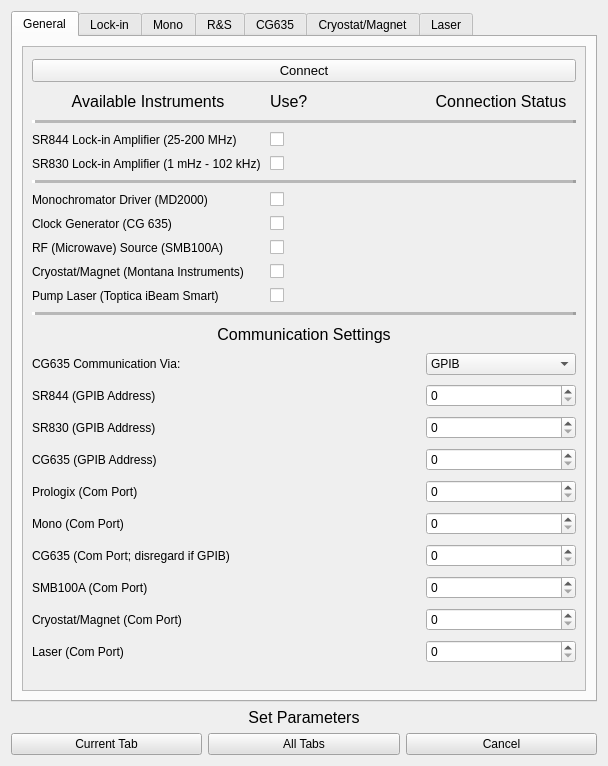
Old version of the form FullControl/settings_widget_UI.ui in the repository NREL/QIS.
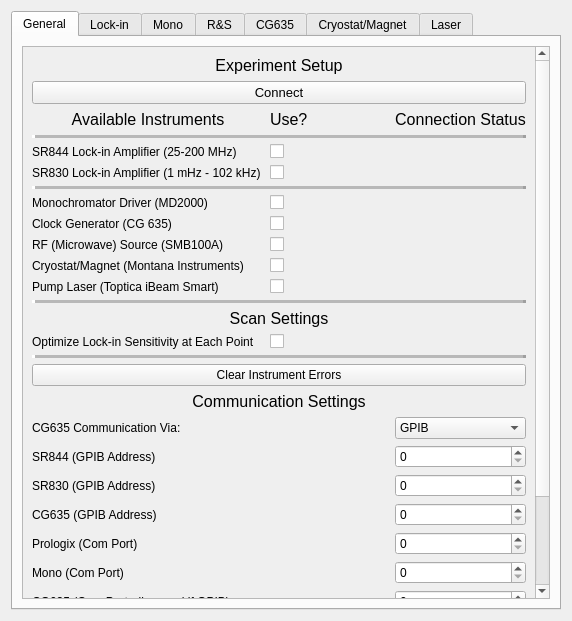
New version of the form. The open tabs and pages were chosen to show the change. Icons and pictures are not drawn. Custom widgets are drawn as their Qt base class.

Commit message: matched toptica error handling to that of cg635 and SR lock-ins. Many other changes involving error handling and redundant code have been altered. I also started to implement 2D experiments.

What changed in the file:
```diff
--- a/FullControl/settings_widget_UI.ui
+++ b/FullControl/settings_widget_UI.ui
@@ -6,8 +6,8 @@
    <rect>
     <x>0</x>
     <y>0</y>
-    <width>608</width>
-    <height>766</height>
+    <width>572</width>
+    <height>621</height>
    </rect>
   </property>
   <property name="windowTitle">
@@ -18,52 +18,7 @@
     <normaloff>settings_icon.png</normaloff>settings_icon.png</iconset>
   </property>
   <layout class="QGridLayout" name="gridLayout_3">
-   <item row="2" column="1">
-    <widget class="QPushButton" name="set_all_params_btn">
-     <property name="styleSheet">
-      <string notr="true">background-color: rgb(225, 225, 225);</string>
-     </property>
-     <property name="text">
-      <string>All Tabs</string>
-     </property>
-    </widget>
-   </item>
-   <item row="2" column="2">
-    <widget class="QPushButton" name="cancel_btn">
-     <property name="styleSheet">
-      <string notr="true">background-color: rgb(225, 225, 225);</string>
-     </property>
-     <property name="text">
-      <string>Cancel</string>
-     </property>
-    </widget>
-   </item>
-   <item row="1" column="1">
-    <widget class="QLabel" name="label_29">
-     <property name="font">
-      <font>
-       <pointsize>12</pointsize>
-      </font>
-     </property>
-     <property name="text">
-      <string>Set Parameters</string>
-     </property>
-     <property name="alignment">
-      <set>Qt::AlignCenter</set>
-     </property>
-    </widget>
-   </item>
-   <item row="2" column="0">
-    <widget class="QPushButton" name="set_tab_params_btn">
-     <property name="styleSheet">
-      <string notr="true">background-color: rgb(225, 225, 225);</string>
-     </property>
-     <property name="text">
-      <string>Current Tab</string>
-     </property>
-    </widget>
-   </item>
-   <item row="0" column="0" colspan="3">
+   <item row="0" column="0" colspan="2">
     <widget class="QTabWidget" name="tab_widget">
      <property name="currentIndex">
       <number>6</number>
@@ -82,40 +37,88 @@
           <property name="geometry">
            <rect>
             <x>0</x>
-            <y>0</y>
-            <width>535</width>
-            <height>702</height>
+            <y>-293</y>
+            <width>499</width>
+            <height>839</height>
            </rect>
           </property>
           <layout class="QGridLayout" name="gridLayout_8">
-           <item row="8" column="0">
-            <widget class="QLabel" name="label_26">
+           <item row="24" column="0">
+            <widget class="QLabel" name="label_13">
              <property name="text">
-              <string>RF (Microwave) Source (SMB100A)</string>
+              <string>Mono (Com Port)</string>
              </property>
             </widget>
            </item>
-           <item row="3" column="2">
-            <widget class="QLabel" name="status_ind_sr844">
+           <item row="7" column="2">
+            <widget class="QLabel" name="status_ind_md2000">
              <property name="text">
-              <string>&lt;html&gt;&lt;head/&gt;&lt;body&gt;&lt;p&gt;&lt;img src=&quot;:/led_icons/RED_LED_OFF.png&quot;/&gt;&lt;/p&gt;&lt;/body&gt;&lt;/html&gt;</string>
+              <string>&lt;html&gt;&lt;head/&gt;&lt;body&gt;&lt;p&gt;&lt;img src=&quot;:/led_icons/RED_LED_ON.png&quot;/&gt;&lt;/p&gt;&lt;/body&gt;&lt;/html&gt;</string>
              </property>
              <property name="alignment">
               <set>Qt::AlignCenter</set>
              </property>
             </widget>
            </item>
-           <item row="23" column="2">
-            <widget class="QSpinBox" name="toptica_com_port_spinner"/>
-           </item>
-           <item row="16" column="0">
+           <item row="21" column="0">
             <widget class="QLabel" name="label_16">
              <property name="text">
               <string>SR830 (GPIB Address)</string>
              </property>
             </widget>
            </item>
-           <item row="10" column="1">
+           <item row="18" column="2">
+            <widget class="CustomComboBox" name="cg635_comm_format_combobox">
+             <item>
+              <property name="text">
+               <string>GPIB</string>
+              </property>
+             </item>
+             <item>
+              <property name="text">
+               <string>RS-232 via USB</string>
+              </property>
+             </item>
+            </widget>
+           </item>
+           <item row="27" column="2">
+            <widget class="CustomSpinBox" name="cryostat_com_port_spinner">
+             <property name="keyboardTracking">
+              <bool>false</bool>
+             </property>
+            </widget>
+           </item>
+           <item row="13" column="0" colspan="3">
+            <widget class="QLabel" name="label_50">
+             <property name="font">
+              <font>
+               <pointsize>12</pointsize>
+              </font>
+             </property>
+             <property name="text">
+              <string>Scan Settings</string>
+             </property>
+             <property name="alignment">
+              <set>Qt::AlignCenter</set>
+             </property>
+            </widget>
+           </item>
+           <item row="2" column="2">
+            <widget class="QLabel" name="label_38">
+             <property name="font">
+              <font>
+               <pointsize>12</pointsize>
+              </font>
+             </property>
+             <property name="text">
+              <string>Connection Status</string>
+             </property>
+             <property name="alignment">
+              <set>Qt::AlignCenter</set>
+             </property>
+            </widget>
+           </item>
+           <item row="11" column="1">
             <widget class="QCheckBox" name="toptica_checkbox">
              <property name="layoutDirection">
               <enum>Qt::LeftToRight</enum>
@@ -125,63 +128,155 @@
              </property>
             </widget>
            </item>
-           <item row="17" column="2">
-            <widget class="QSpinBox" name="cg635_gpib_spinner"/>
-           </item>
-           <item row="4" column="1">
-            <widget class="QCheckBox" name="sr830_checkbox">
-             <property name="layoutDirection">
-              <enum>Qt::LeftToRight</enum>
+           <item row="2" column="0">
+            <widget class="QLabel" name="label_21">
+             <property name="maximumSize">
+              <size>
+               <width>16777215</width>
+               <height>20</height>
+              </size>
              </property>
+             <property name="font">
+              <font>
+               <pointsize>12</pointsize>
+              </font>
+             </property>
              <property name="text">
-              <string/>
+              <string>Available Instruments</string>
              </property>
+             <property name="alignment">
+              <set>Qt::AlignCenter</set>
+             </property>
             </widget>
            </item>
-           <item row="20" column="2">
-            <widget class="QSpinBox" name="cg635_com_port"/>
+           <item row="28" column="2">
+            <widget class="CustomSpinBox" name="toptica_com_port_spinner">
+             <property name="keyboardTracking">
+              <bool>false</bool>
+             </property>
+            </widget>
            </item>
-           <item row="17" column="0">
-            <widget class="QLabel" name="label_30">
+           <item row="25" column="0">
+            <widget class="QLabel" name="label_44">
              <property name="text">
-              <string>CG635 (GPIB Address)</string>
+              <string>CG635 (Com Port; disregard if GPIB)</string>
              </property>
             </widget>
            </item>
-           <item row="4" column="2">
-            <widget class="QLabel" name="status_ind_sr830">
+           <item row="11" column="2">
+            <widget class="QLabel" name="status_ind_toptica">
              <property name="text">
-              <string>&lt;html&gt;&lt;head/&gt;&lt;body&gt;&lt;p&gt;&lt;img src=&quot;:/led_icons/GREEN_LED_ON.png&quot;/&gt;&lt;/p&gt;&lt;/body&gt;&lt;/html&gt;</string>
+              <string>&lt;html&gt;&lt;head/&gt;&lt;body&gt;&lt;p&gt;&lt;img src=&quot;:/led_icons/RED_LED_OFF.png&quot;/&gt;&lt;/p&gt;&lt;/body&gt;&lt;/html&gt;</string>
              </property>
              <property name="alignment">
               <set>Qt::AlignCenter</set>
              </property>
             </widget>
            </item>
-           <item row="11" column="0" colspan="3">
-            <widget class="QFrame" name="frame_5">
-             <property name="frameShape">
-              <enum>QFrame::HLine</enum>
-             </property>
-             <property name="frameShadow">
-              <enum>QFrame::Raised</enum>
-             </property>
-             <property name="lineWidth">
-              <number>3</number>
-             </property>
-             <property name="midLineWidth">
-              <number>5</number>
-             </property>
-            </widget>
-           </item>
            <item row="7" column="0">
+            <widget class="QLabel" name="label_24">
+             <property name="text">
+              <string>Monochromator Driver (MD2000)</string>
+             </property>
+            </widget>
+           </item>
+           <item row="15" column="0" colspan="3">
+            <widget class="QFrame" name="frame_10">
+             <property name="frameShape">
+              <enum>QFrame::HLine</enum>
+             </property>
+             <property name="frameShadow">
+              <enum>QFrame::Raised</enum>
+             </property>
+             <property name="lineWidth">
+              <number>3</number>
+             </property>
+             <property name="midLineWidth">
+              <number>5</number>
+             </property>
+            </widget>
+           </item>
+           <item row="21" column="2">
+            <widget class="CustomSpinBox" name="sr830_gpib_address_spinner">
+             <property name="keyboardTracking">
+              <bool>false</bool>
+             </property>
+            </widget>
+           </item>
+           <item row="8" column="0">
             <widget class="QLabel" name="label_25">
              <property name="text">
               <string>Clock Generator (CG 635)</string>
              </property>
             </widget>
            </item>
-           <item row="1" column="1">
+           <item row="17" column="0" colspan="3">
+            <widget class="QLabel" name="label_39">
+             <property name="maximumSize">
+              <size>
+               <width>16777215</width>
+               <height>20</height>
+              </size>
+             </property>
+             <property name="font">
+              <font>
+               <pointsize>12</pointsize>
+              </font>
+             </property>
+             <property name="text">
+              <string>Communication Settings</string>
+             </property>
+             <property name="alignment">
+              <set>Qt::AlignCenter</set>
+             </property>
+            </widget>
+           </item>
+           <item row="4" column="0">
+            <widget class="QLabel" name="label_22">
+             <property name="text">
+              <string>SR844 Lock-in Amplifier (25-200 MHz)</string>
+             </property>
+            </widget>
+           </item>
+           <item row="1" column="0" colspan="3">
+            <widget class="QPushButton" name="connect_instr_btn">
+             <property name="font">
+              <font>
+               <pointsize>10</pointsize>
+              </font>
+             </property>
+             <property name="whatsThis">
+              <string/>
+             </property>
+             <property name="layoutDirection">
+              <enum>Qt::LeftToRight</enum>
+             </property>
+             <property name="text">
+              <string>Connect</string>
+             </property>
+             <property name="icon">
+              <iconset>
+               <normaloff>connect_icon.png</normaloff>connect_icon.png</iconset>
+             </property>
+             <property name="iconSize">
+              <size>
+               <width>30</width>
+               <height>30</height>
+              </size>
+             </property>
+            </widget>
+           </item>
+           <item row="10" column="1">
+            <widget class="QCheckBox" name="montana_instr_checkbox">
+             <property name="layoutDirection">
+              <enum>Qt::LeftToRight</enum>
+             </property>
+             <property name="text">
+              <string/>
+             </property>
+            </widget>
+           </item>
+           <item row="2" column="1">
             <widget class="QLabel" name="label_37">
              <property name="font">
               <font>
@@ -193,35 +288,72 @@
              </property>
             </widget>
            </item>
-           <item row="8" column="2">
-            <widget class="QLabel" name="status_ind_smb100a">
-             <property name="text">
-              <string>&lt;html&gt;&lt;head/&gt;&lt;body&gt;&lt;p&gt;&lt;img src=&quot;:/led_icons/RED_LED_OFF.png&quot;/&gt;&lt;/p&gt;&lt;/body&gt;&lt;/html&gt;</string>
-             </property>
-             <property name="alignment">
-              <set>Qt::AlignCenter</set>
-             </property>
-            </widget>
-           </item>
            <item row="9" column="0">
-            <widget class="QLabel" name="label_27">
+            <widget class="QLabel" name="label_26">
              <property name="text">
-              <string>Cryostat/Magnet (Montana Instruments)</string>
+              <string>RF (Microwave) Source (SMB100A)</string>
              </property>
             </widget>
            </item>
-           <item row="18" column="0">
+           <item row="12" column="0" colspan="3">
+            <widget class="QFrame" name="frame_5">
+             <property name="frameShape">
+              <enum>QFrame::HLine</enum>
+             </property>
+             <property name="frameShadow">
+              <enum>QFrame::Raised</enum>
+             </property>
+             <property name="lineWidth">
+              <number>3</number>
+             </property>
+             <property name="midLineWidth">
+              <number>5</number>
+             </property>
+            </widget>
+           </item>
+           <item row="20" column="0">
+            <widget class="QLabel" name="label_14">
+             <property name="text">
+              <string>SR844 (GPIB Address)</string>
+             </property>
+            </widget>
+           </item>
+           <item row="23" column="0">
             <widget class="QLabel" name="label_40">
              <property name="text">
               <string>Prologix (Com Port)</string>
              </property>
             </widget>
            </item>
-           <item row="21" column="2">
-            <widget class="QSpinBox" name="smb100a_com_port_spinner"/>
+           <item row="5" column="1">
+            <widget class="QCheckBox" name="sr830_checkbox">
+             <property name="layoutDirection">
+              <enum>Qt::LeftToRight</enum>
+             </property>
+             <property name="text">
+              <string/>
+             </property>
+            </widget>
+           </item>
+           <item row="8" column="2">
+            <widget class="QLabel" name="status_ind_cg635">
+             <property name="text">
+              <string>&lt;html&gt;&lt;head/&gt;&lt;body&gt;&lt;p&gt;&lt;img src=&quot;:/led_icons/RED_LED_OFF.png&quot;/&gt;&lt;/p&gt;&lt;/body&gt;&lt;/html&gt;</string>
+             </property>
+             <property name="alignment">
+              <set>Qt::AlignCenter</set>
+             </property>
+            </widget>
+           </item>
+           <item row="22" column="2">
+            <widget class="CustomSpinBox" name="cg635_gpib_spinner">
+             <property name="keyboardTracking">
+              <bool>false</bool>
+             </property>
+            </widget>
            </item>
            <item row="9" column="1">
-            <widget class="QCheckBox" name="montana_instr_checkbox">
+            <widget class="QCheckBox" name="smb100a_checkbox">
              <property name="layoutDirection">
               <enum>Qt::LeftToRight</enum>
              </property>
@@ -230,10 +362,14 @@
              </property>
             </widget>
            </item>
-           <item row="18" column="2">
-            <widget class="QSpinBox" name="prologix_com_port_spinner"/>
+           <item row="18" column="0">
+            <widget class="QLabel" name="label_31">
+             <property name="text">
+              <string>CG635 Communication Via:</string>
+             </property>
+            </widget>
            </item>
-           <item row="5" column="0" colspan="3">
+           <item row="6" column="0" colspan="3">
             <widget class="QFrame" name="frame_4">
              <property name="frameShape">
               <enum>QFrame::HLine</enum>
@@ -249,28 +385,63 @@
              </property>
             </widget>
            </item>
-           <item row="15" column="0">
-            <widget class="QLabel" name="label_14">
+           <item row="7" column="1">
+            <widget class="QCheckBox" name="md2000_checkbox">
+             <property name="layoutDirection">
+              <enum>Qt::LeftToRight</enum>
+             </property>
              <property name="text">
-              <string>SR844 (GPIB Address)</string>
+              <string/>
              </property>
             </widget>
            </item>
-           <item row="6" column="0">
-            <widget class="QLabel" name="label_24">
+           <item row="5" column="2">
+            <widget class="QLabel" name="status_ind_sr830">
              <property name="text">
-              <string>Monochromator Driver (MD2000)</string>
+              <string>&lt;html&gt;&lt;head/&gt;&lt;body&gt;&lt;p&gt;&lt;img src=&quot;:/led_icons/GREEN_LED_ON.png&quot;/&gt;&lt;/p&gt;&lt;/body&gt;&lt;/html&gt;</string>
              </property>
+             <property name="alignment">
+              <set>Qt::AlignCenter</set>
+             </property>
             </widget>
            </item>
-           <item row="21" column="0">
+           <item row="0" column="0" colspan="3">
+            <widget class="QLabel" name="label_29">
+             <property name="font">
+              <font>
+               <pointsize>12</pointsize>
+              </font>
+             </property>
+             <property name="text">
+              <string>Experiment Setup</string>
+             </property>
+             <property name="alignment">
+              <set>Qt::AlignCenter</set>
+             </property>
+            </widget>
+           </item>
+           <item row="26" column="2">
+            <widget class="CustomSpinBox" name="smb100a_com_port_spinner">
+             <property name="keyboardTracking">
+              <bool>false</bool>
+             </property>
+            </widget>
+           </item>
+           <item row="25" column="2">
+            <widget class="CustomSpinBox" name="cg635_com_port">
+             <property name="keyboardTracking">
+              <bool>false</bool>
+             </property>
+            </widget>
+           </item>
+           <item row="26" column="0">
             <widget class="QLabel" name="label_41">
              <property name="text">
               <string>SMB100A (Com Port)</string>
              </property>
             </widget>
            </item>
-           <item row="7" column="1">
+           <item row="8" column="1">
             <widget class="QCheckBox" name="cg635_checkbox">
              <property name="layoutDirection">
               <enum>Qt::LeftToRight</enum>
@@ -280,14 +451,7 @@
              </property>
             </widget>
            </item>
-           <item row="3" column="0">
-            <widget class="QLabel" name="label_22">
-             <property name="text">
-              <string>SR844 Lock-in Amplifier (25-200 MHz)</string>
-             </property>
-            </widget>
-           </item>
-           <item row="9" column="2">
+           <item row="10" column="2">
             <widget class="QLabel" name="status_ind_cryostat">
              <property name="text">
               <string>&lt;html&gt;&lt;head/&gt;&lt;body&gt;&lt;p&gt;&lt;img src=&quot;:/led_icons/RED_LED_OFF.png&quot;/&gt;&lt;/p&gt;&lt;/body&gt;&lt;/html&gt;</string>
@@ -297,176 +461,92 @@
              </property>
             </widget>
            </item>
-           <item row="22" column="0">
-            <widget class="QLabel" name="label_42">
-             <property name="text">
-              <string>Cryostat/Magnet (Com Port)</string>
-             </property>
-            </widget>
-           </item>
-           <item row="2" column="0" colspan="3">
-            <widget class="QFrame" name="frame_3">
-             <property name="frameShape">
-              <enum>QFrame::HLine</enum>
-             </property>
-             <property name="frameShadow">
-              <enum>QFrame::Raised</enum>
-             </property>
-             <property name="lineWidth">
-              <number>3</number>
-             </property>
-             <property name="midLineWidth">
-              <number>5</number>
-             </property>
-            </widget>
-           </item>
-           <item row="16" column="2">
-            <widget class="QSpinBox" name="sr830_gpib_address_spinner"/>
-           </item>
-           <item row="6" column="1">
-            <widget class="QCheckBox" name="md2000_checkbox">
-             <property name="layoutDirection">
-              <enum>Qt::LeftToRight</enum>
-             </property>
-             <property name="text">
-              <string/>
-             </property>
-            </widget>
-           </item>
-           <item row="1" column="2">
-            <widget class="QLabel" name="label_38">
-             <property name="font">
-              <font>
-               <pointsize>12</pointsize>
-              </font>
-             </property>
-             <property name="text">
-              <string>Connection Status</string>
-             </property>
-             <property name="alignment">
-              <set>Qt::AlignCenter</set>
-             </property>
-            </widget>
-           </item>
-           <item row="1" column="0">
-            <widget class="QLabel" name="label_21">
-             <property name="maximumSize">
-              <size>
-               <width>16777215</width>
-               <height>20</height>
-              </size>
-             </property>
-             <property name="font">
-              <font>
-               <pointsize>12</pointsize>
-              </font>
-             </property>
-             <property name="text">
-              <string>Available Instruments</string>
-             </property>
-             <property name="alignment">
-              <set>Qt::AlignCenter</set>
-             </property>
-            </widget>
-           </item>
-           <item row="4" column="0">
+           <item row="5" column="0">
             <widget class="QLabel" name="label_23">
              <property name="text">
               <string>SR830 Lock-in Amplifier (1 mHz - 102 kHz) </string>
              </property>
             </widget>
            </item>
-           <item row="15" column="2">
-            <widget class="QSpinBox" name="sr844_gpib_address_spinner"/>
+           <item row="9" column="2">
+            <widget class="QLabel" name="status_ind_smb100a">
+             <property name="text">
+              <string>&lt;html&gt;&lt;head/&gt;&lt;body&gt;&lt;p&gt;&lt;img src=&quot;:/led_icons/RED_LED_OFF.png&quot;/&gt;&lt;/p&gt;&lt;/body&gt;&lt;/html&gt;</string>
+             </property>
+             <property name="alignment">
+              <set>Qt::AlignCenter</set>
+             </property>
+            </widget>
            </item>
-           <item row="19" column="2">
-            <widget class="QSpinBox" name="mono_com_port_spinner"/>
-           </item>
-           <item row="13" column="0">
-            <widget class="QLabel" name="label_31">
+           <item row="16" column="0" colspan="3">
+            <widget class="QPushButton" name="clear_instr_errors_btn">
              <property name="text">
-              <string>CG635 Communication Via:</string>
+              <string>Clear Instrument Errors</string>
              </property>
             </widget>
            </item>
-           <item row="6" column="2">
-            <widget class="QLabel" name="status_ind_md2000">
+           <item row="27" column="0">
+            <widget class="QLabel" name="label_42">
              <property name="text">
-              <string>&lt;html&gt;&lt;head/&gt;&lt;body&gt;&lt;p&gt;&lt;img src=&quot;:/led_icons/RED_LED_ON.png&quot;/&gt;&lt;/p&gt;&lt;/body&gt;&lt;/html&gt;</string>
+              <string>Cryostat/Magnet (Com Port)</string>
              </property>
-             <property name="alignment">
-              <set>Qt::AlignCenter</set>
+            </widget>
+           </item>
+           <item row="23" column="2">
+            <widget class="CustomSpinBox" name="prologix_com_port_spinner">
+             <property name="keyboardTracking">
+              <bool>false</bool>
              </property>
             </widget>
            </item>
-           <item row="12" column="0" colspan="3">
-            <widget class="QLabel" name="label_39">
-             <property name="maximumSize">
-              <size>
-               <width>16777215</width>
-               <height>20</height>
-              </size>
+           <item row="20" column="2">
+            <widget class="CustomSpinBox" name="sr844_gpib_address_spinner">
+             <property name="keyboardTracking">
+              <bool>false</bool>
              </property>
-             <property name="font">
-              <font>
-               <pointsize>12</pointsize>
-              </font>
+            </widget>
+           </item>
+           <item row="24" column="2">
+            <widget class="CustomSpinBox" name="mono_com_port_spinner">
+             <property name="keyboardTracking">
+              <bool>false</bool>
              </property>
+            </widget>
+           </item>
+           <item row="10" column="0">
+            <widget class="QLabel" name="label_27">
              <property name="text">
-              <string>Communication Settings</string>
+              <string>Cryostat/Magnet (Montana Instruments)</string>
              </property>
-             <property name="alignment">
-              <set>Qt::AlignCenter</set>
-             </property>
             </widget>
            </item>
-           <item row="22" column="2">
-            <widget class="QSpinBox" name="cryostat_com_port_spinner"/>
-           </item>
-           <item row="19" column="0">
-            <widget class="QLabel" name="label_13">
+           <item row="4" column="1">
+            <widget class="QCheckBox" name="sr844_checkbox">
+             <property name="layoutDirection">
+              <enum>Qt::LeftToRight</enum>
+             </property>
              <property name="text">
-              <string>Mono (Com Port)</string>
+              <string/>
              </property>
             </widget>
            </item>
-           <item row="23" column="0">
+           <item row="28" column="0">
             <widget class="QLabel" name="label_45">
              <property name="text">
               <string>Laser (Com Port)</string>
              </property>
             </widget>
            </item>
-           <item row="10" column="2">
-            <widget class="QLabel" name="status_ind_toptica">
+           <item row="22" column="0">
+            <widget class="QLabel" name="label_30">
              <property name="text">
-              <string>&lt;html&gt;&lt;head/&gt;&lt;body&gt;&lt;p&gt;&lt;img src=&quot;:/led_icons/RED_LED_OFF.png&quot;/&gt;&lt;/p&gt;&lt;/body&gt;&lt;/html&gt;</string>
+              <string>CG635 (GPIB Address)</string>
              </property>
-             <property name="alignment">
-              <set>Qt::AlignCenter</set>
-             </property>
             </widget>
            </item>
-           <item row="8" column="1">
-            <widget class="QCheckBox" name="smb100a_checkbox">
-             <property name="layoutDirection">
-              <enum>Qt::LeftToRight</enum>
-             </property>
+           <item row="4" column="2">
+            <widget class="QLabel" name="status_ind_sr844">
              <property name="text">
-              <string/>
-             </property>
-            </widget>
-           </item>
-           <item row="20" column="0">
-            <widget class="QLabel" name="label_44">
-             <property name="text">
-              <string>CG635 (Com Port; disregard if GPIB)</string>
-             </property>
-            </widget>
-           </item>
-           <item row="7" column="2">
-            <widget class="QLabel" name="status_ind_cg635">
-             <property name="text">
               <string>&lt;html&gt;&lt;head/&gt;&lt;body&gt;&lt;p&gt;&lt;img src=&quot;:/led_icons/RED_LED_OFF.png&quot;/&gt;&lt;/p&gt;&lt;/body&gt;&lt;/html&gt;</string>
              </property>
              <property name="alignment">
@@ -474,62 +554,43 @@
              </property>
             </widget>
            </item>
-           <item row="10" column="0">
+           <item row="11" column="0">
             <widget class="QLabel" name="label_28">
              <property name="text">
               <string>Pump Laser (Toptica iBeam Smart)</string>
              </property>
             </widget>
            </item>
-           <item row="3" column="1">
-            <widget class="QCheckBox" name="sr844_checkbox">
-             <property name="layoutDirection">
-              <enum>Qt::LeftToRight</enum>
+           <item row="3" column="0" colspan="3">
+            <widget class="QFrame" name="frame_3">
+             <property name="frameShape">
+              <enum>QFrame::HLine</enum>
              </property>
-             <property name="text">
-              <string/>
+             <property name="frameShadow">
+              <enum>QFrame::Raised</enum>
              </property>
+             <property name="lineWidth">
+              <number>3</number>
+             </property>
+             <property name="midLineWidth">
+              <number>5</number>
+             </property>
             </widget>
            </item>
-           <item row="13" column="2">
-            <widget class="QComboBox" name="cg635_comm_format_combobox">
-             <item>
-              <property name="text">
-               <string>GPIB</string>
-              </property>
-             </item>
-             <item>
-              <property name="text">
-               <string>RS-232 via USB</string>
-              </property>
-             </item>
+           <item row="14" column="0">
+            <widget class="QLabel" name="label_74">
+             <property name="text">
+              <string>Optimize Lock-in Sensitivity at Each Point</string>
+             </property>
             </widget>
            </item>
-           <item row="0" column="0" colspan="3">
-            <widget class="QPushButton" name="connect_instr_btn">
-             <property name="font">
-              <font>
-               <pointsize>10</pointsize>
-              </font>
-             </property>
-             <property name="whatsThis">
-              <string/>
-             </property>
+           <item row="14" column="1">
+            <widget class="QCheckBox" name="scan_auto_sens_checkbox">
              <property name="layoutDirection">
               <enum>Qt::LeftToRight</enum>
              </property>
              <property name="text">
-              <string>Connect</string>
-             </property>
-             <property name="icon">
-              <iconset>
-               <normaloff>connect_icon.png</normaloff>connect_icon.png</iconset>
-             </property>
-             <property name="iconSize">
-              <size>
-               <width>30</width>
-               <height>30</height>
-              </size>
+              <string/>
              </property>
             </widget>
            </item>
@@ -1667,6 +1728,23 @@
    </item>
   </layout>
  </widget>
+ <customwidgets>
+  <customwidget>
+   <class>CustomDoubleSpinBox</class>
+   <extends>QDoubleSpinBox</extends>
+   <header>CustomWidgets.h</header>
+  </customwidget>
+  <customwidget>
+   <class>CustomSpinBox</class>
+   <extends>QSpinBox</extends>
+   <header>CustomWidgets.h</header>
+  </customwidget>
+  <customwidget>
+   <class>CustomComboBox</class>
+   <extends>QComboBox</extends>
+   <header>CustomWidgets.h</header>
+  </customwidget>
+ </customwidgets>
  <resources>
   <include location="led_icons.qrc"/>
  </resources>
```
Left out of the diff: 1396 changed lines with no effect on the pictures. The commit also changes 44 other files.
